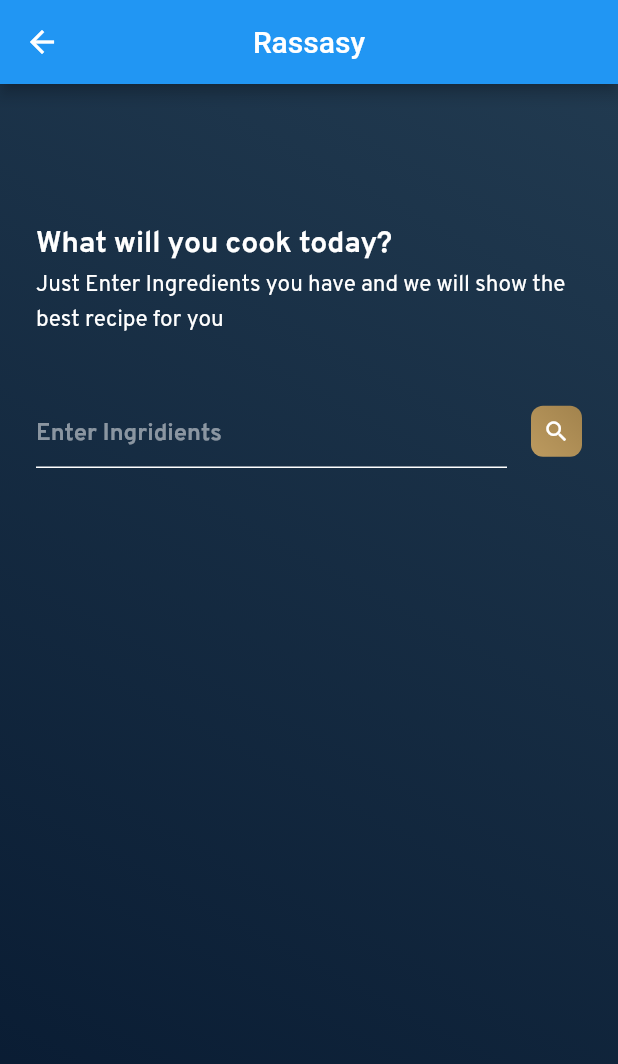
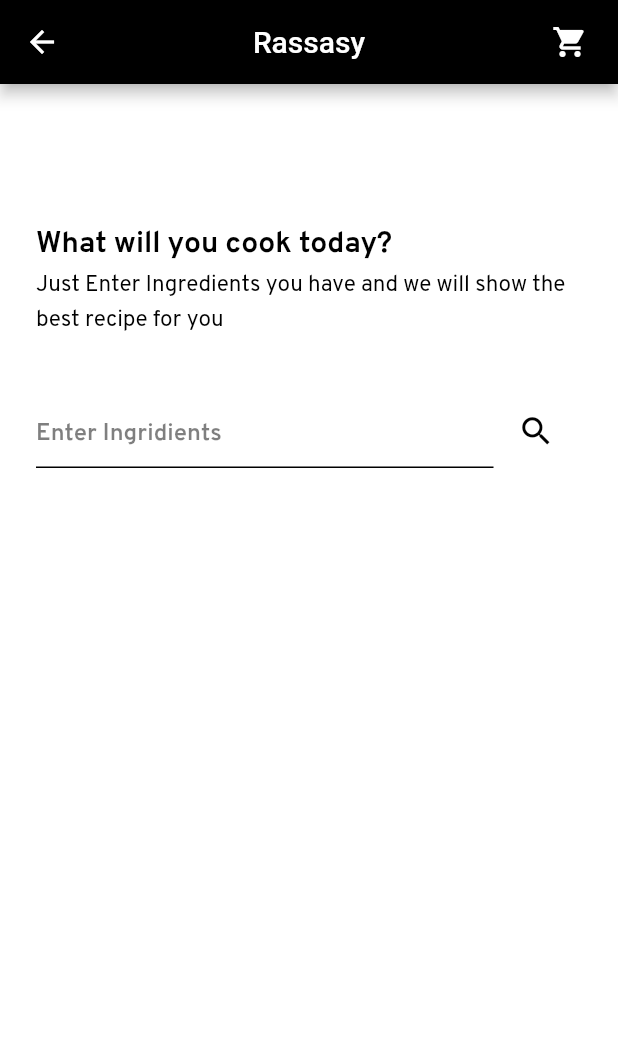
Before and after one commit to ayushvrma/Rassasy, a Flutter app: the Home screen opened directly, on a phone screen of 412 x 824 dp. Shown: the top 1064 px of the screen. Run offline on Flutter 3.47's test engine with Material 2 defaults, Android fonts, the phone set to English and light mode, and no system bars; our stand-ins replace flutter_svg_provider, google_fonts, webview_flutter; project files that could hold a hidden picture were left out.

Commit message:
made UI changes and added shopping list

```diff
--- a/lib/views/home.dart
+++ b/lib/views/home.dart
@@ -6,6 +6,7 @@ import 'package:http/http.dart' as http;
 import 'package:recipe_app/models/recipe_model.dart';
 import 'package:recipe_app/views/recipe_view.dart';
 import 'package:url_launcher/url_launcher.dart';
+import 'package:recipe_app/views/shopping_list.dart';
 
 class Home extends StatefulWidget {
   @override
@@ -29,18 +30,33 @@ class _HomeState extends State<Home> {
     return Scaffold(
       appBar: AppBar(
         title: const Text('Rassasy'),
+        backgroundColor: Colors.black,
         centerTitle: true,
+        actions: [
+          TextButton(
+              onPressed: () {
+                Navigator.push(
+                  context,
+                  MaterialPageRoute(builder: (context) => ShoppingList()),
+                );
+              },
+              child: Icon(
+                Icons.shopping_cart,
+                color: Colors.white,
+              ))
+        ],
       ),
       body: Stack(
         children: <Widget>[
           Container(
             height: MediaQuery.of(context).size.height,
             width: MediaQuery.of(context).size.width,
-            decoration: BoxDecoration(
-                gradient: LinearGradient(
-                    colors: [const Color(0xff213A50), const Color(0xff071930)],
-                    begin: FractionalOffset.topRight,
-                    end: FractionalOffset.bottomLeft)),
+            color: Colors.white,
+            // decoration: BoxDecoration(
+            //     gradient: LinearGradient(
+            //         colors: [const Color(0xff213A50), const Color(0xff071930)],
+            //         begin: FractionalOffset.topRight,
+            //         end: FractionalOffset.bottomLeft)),
           ),
           SingleChildScrollView(
             child: Container(
@@ -66,7 +82,7 @@ class _HomeState extends State<Home> {
                     "What will you cook today?",
                     style: TextStyle(
                         fontSize: 20,
-                        color: Colors.white,
+                        color: Colors.black,
                         fontWeight: FontWeight.w400,
                         fontFamily: 'Overpass'),
                   ),
@@ -74,7 +90,7 @@ class _HomeState extends State<Home> {
                     "Just Enter Ingredients you have and we will show the best recipe for you",
                     style: TextStyle(
                         fontSize: 15,
-                        color: Colors.white,
+                        color: Colors.black,
                         fontWeight: FontWeight.w300,
                         fontFamily: 'OverpassRegular'),
                   ),
@@ -89,19 +105,19 @@ class _HomeState extends State<Home> {
                             controller: textEditingController,
                             style: TextStyle(
                                 fontSize: 16,
-                                color: Colors.white,
+                                color: Colors.black,
                                 fontFamily: 'Overpass'),
                             decoration: InputDecoration(
                               hintText: "Enter Ingridients",
                               hintStyle: TextStyle(
                                   fontSize: 16,
-                                  color: Colors.white.withOpacity(0.5),
+                                  color: Colors.black.withOpacity(0.5),
                                   fontFamily: 'Overpass'),
                               enabledBorder: UnderlineInputBorder(
-                                borderSide: BorderSide(color: Colors.white),
+                                borderSide: BorderSide(color: Colors.black),
                               ),
                               focusedBorder: UnderlineInputBorder(
-                                borderSide: BorderSide(color: Colors.white),
+                                borderSide: BorderSide(color: Colors.black),
                               ),
                             ),
                           ),
@@ -140,24 +156,13 @@ class _HomeState extends State<Home> {
                                 print("not doing it");
                               }
                             },
-                            child: Container(
-                              decoration: BoxDecoration(
-                                  borderRadius: BorderRadius.circular(8),
-                                  gradient: LinearGradient(
-                                      colors: [
-                                        const Color(0xffA2834D),
-                                        const Color(0xffBC9A5F)
-                                      ],
-                                      begin: FractionalOffset.topRight,
-                                      end: FractionalOffset.bottomLeft)),
-                              padding: EdgeInsets.all(8),
-                              child: Row(
-                                mainAxisSize: MainAxisSize.min,
-                                children: <Widget>[
-                                  Icon(Icons.search,
-                                      size: 18, color: Colors.white),
-                                ],
-                              ),
+                            child: Row(
+                              mainAxisSize: MainAxisSize.min,
+                              children: <Widget>[
+                                Icon(Icons.search,
+                                    size: 25, color: Colors.black),
+                                Padding(padding: EdgeInsets.only(right: 18))
+                              ],
                             )),
                       ],
                     ),
```
Also changed, not shown: lib/login8/constants.dart (+4 -4 lines), lib/login8/screens/signin_page.dart (+25 -11 lines), lib/views/shopping_list.dart (added, +212 -0 lines), pubspec.lock, 7 other files.
